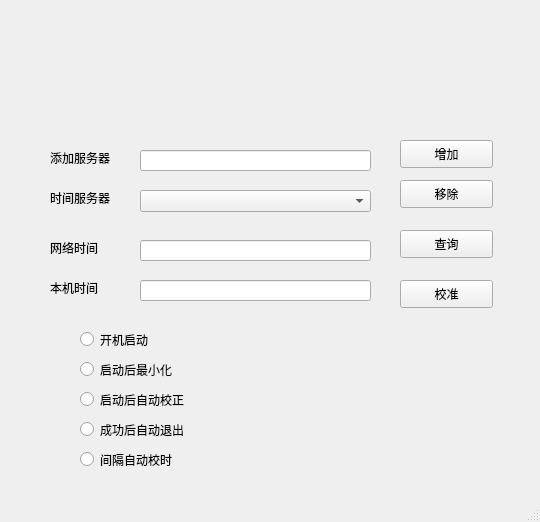
Before: the Qt Designer form mainwindow.ui in yuexiadudiao/ETNetTime, drawn with Qt 5.
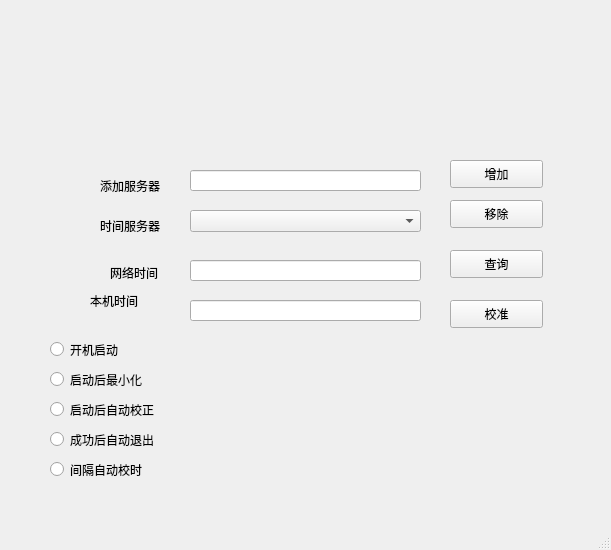
After: the same form once the commit is applied. Icons and pictures are not drawn.

```diff
--- a/mainwindow.ui
+++ b/mainwindow.ui
@@ -9,8 +9,8 @@
    <rect>
     <x>0</x>
     <y>0</y>
-    <width>540</width>
-    <height>522</height>
+    <width>611</width>
+    <height>550</height>
    </rect>
   </property>
   <property name="mouseTracking">
@@ -23,37 +23,11 @@
    <string>ET外星人自动校时</string>
   </property>
   <widget class="QWidget" name="centralWidget">
-   <widget class="QLabel" name="label">
-    <property name="geometry">
-     <rect>
-      <x>50</x>
-      <y>240</y>
-      <width>72</width>
-      <height>15</height>
-     </rect>
-    </property>
-    <property name="text">
-     <string>网络时间</string>
-    </property>
-   </widget>
-   <widget class="QLabel" name="label_2">
-    <property name="geometry">
-     <rect>
-      <x>50</x>
-      <y>280</y>
-      <width>72</width>
-      <height>15</height>
-     </rect>
-    </property>
-    <property name="text">
-     <string>本机时间</string>
-    </property>
-   </widget>
    <widget class="QPushButton" name="pushButton">
     <property name="geometry">
      <rect>
-      <x>400</x>
-      <y>230</y>
+      <x>450</x>
+      <y>250</y>
       <width>93</width>
       <height>28</height>
      </rect>
@@ -65,8 +39,8 @@
    <widget class="QPushButton" name="pushButton_2">
     <property name="geometry">
      <rect>
-      <x>400</x>
-      <y>280</y>
+      <x>450</x>
+      <y>300</y>
       <width>93</width>
       <height>28</height>
      </rect>
@@ -75,37 +49,11 @@
      <string>校准</string>
     </property>
    </widget>
-   <widget class="QLabel" name="label_3">
-    <property name="geometry">
-     <rect>
-      <x>50</x>
-      <y>190</y>
-      <width>72</width>
-      <height>15</height>
-     </rect>
-    </property>
-    <property name="text">
-     <string>时间服务器</string>
-    </property>
-   </widget>
-   <widget class="QLabel" name="label_4">
-    <property name="geometry">
-     <rect>
-      <x>50</x>
-      <y>150</y>
-      <width>72</width>
-      <height>15</height>
-     </rect>
-    </property>
-    <property name="text">
-     <string>添加服务器</string>
-    </property>
-   </widget>
    <widget class="QLineEdit" name="lineEdit">
     <property name="geometry">
      <rect>
-      <x>140</x>
-      <y>150</y>
+      <x>190</x>
+      <y>170</y>
       <width>231</width>
       <height>21</height>
      </rect>
@@ -117,8 +65,8 @@
    <widget class="QComboBox" name="comboBox">
     <property name="geometry">
      <rect>
-      <x>140</x>
-      <y>190</y>
+      <x>190</x>
+      <y>210</y>
       <width>231</width>
       <height>22</height>
      </rect>
@@ -127,8 +75,8 @@
    <widget class="QPushButton" name="pushButton_3">
     <property name="geometry">
      <rect>
-      <x>400</x>
-      <y>140</y>
+      <x>450</x>
+      <y>160</y>
       <width>93</width>
       <height>28</height>
      </rect>
@@ -140,8 +88,8 @@
    <widget class="QPushButton" name="pushButton_4">
     <property name="geometry">
      <rect>
-      <x>400</x>
-      <y>180</y>
+      <x>450</x>
+      <y>200</y>
       <width>93</width>
       <height>28</height>
      </rect>
@@ -153,10 +101,10 @@
    <widget class="QLabel" name="label_5">
     <property name="geometry">
      <rect>
-      <x>150</x>
+      <x>180</x>
       <y>0</y>
-      <width>221</width>
-      <height>121</height>
+      <width>251</width>
+      <height>141</height>
      </rect>
     </property>
     <property name="text">
@@ -172,8 +120,8 @@
    <widget class="QLineEdit" name="lineEdit_2">
     <property name="geometry">
      <rect>
-      <x>140</x>
-      <y>240</y>
+      <x>190</x>
+      <y>260</y>
       <width>231</width>
       <height>21</height>
      </rect>
@@ -185,8 +133,8 @@
    <widget class="QLineEdit" name="lineEdit_3">
     <property name="geometry">
      <rect>
-      <x>140</x>
-      <y>280</y>
+      <x>190</x>
+      <y>300</y>
       <width>231</width>
       <height>21</height>
      </rect>
@@ -198,8 +146,8 @@
    <widget class="QRadioButton" name="radioButton">
     <property name="geometry">
      <rect>
-      <x>80</x>
-      <y>330</y>
+      <x>50</x>
+      <y>340</y>
       <width>115</width>
       <height>19</height>
      </rect>
@@ -211,8 +159,8 @@
    <widget class="QRadioButton" name="radioButton_2">
     <property name="geometry">
      <rect>
-      <x>80</x>
-      <y>360</y>
+      <x>50</x>
+      <y>370</y>
       <width>115</width>
       <height>19</height>
      </rect>
@@ -224,8 +172,8 @@
    <widget class="QRadioButton" name="radioButton_3">
     <property name="geometry">
      <rect>
-      <x>80</x>
-      <y>390</y>
+      <x>50</x>
+      <y>400</y>
       <width>115</width>
       <height>19</height>
      </rect>
@@ -237,8 +185,8 @@
    <widget class="QRadioButton" name="radioButton_4">
     <property name="geometry">
      <rect>
-      <x>80</x>
-      <y>420</y>
+      <x>50</x>
+      <y>430</y>
       <width>115</width>
       <height>19</height>
      </rect>
@@ -250,8 +198,8 @@
    <widget class="QRadioButton" name="radioButton_5">
     <property name="geometry">
      <rect>
-      <x>80</x>
-      <y>450</y>
+      <x>50</x>
+      <y>460</y>
       <width>115</width>
       <height>19</height>
      </rect>
@@ -260,6 +208,96 @@
      <string>间隔自动校时</string>
     </property>
    </widget>
+   <widget class="QLabel" name="label_4">
+    <property name="geometry">
+     <rect>
+      <x>100</x>
+      <y>170</y>
+      <width>99</width>
+      <height>32</height>
+     </rect>
+    </property>
+    <property name="text">
+     <string>添加服务器</string>
+    </property>
+   </widget>
+   <widget class="QLabel" name="label">
+    <property name="geometry">
+     <rect>
+      <x>110</x>
+      <y>250</y>
+      <width>99</width>
+      <height>45</height>
+     </rect>
+    </property>
+    <property name="text">
+     <string>网络时间</string>
+    </property>
+   </widget>
+   <widget class="QLabel" name="label_3">
+    <property name="geometry">
+     <rect>
+      <x>100</x>
+      <y>190</y>
+      <width>99</width>
+      <height>71</height>
+     </rect>
+    </property>
+    <property name="text">
+     <string>时间服务器</string>
+    </property>
+   </widget>
+   <widget class="QLabel" name="label_2">
+    <property name="geometry">
+     <rect>
+      <x>90</x>
+      <y>280</y>
+      <width>99</width>
+      <height>41</height>
+     </rect>
+    </property>
+    <property name="text">
+     <string>本机时间</string>
+    </property>
+   </widget>
+   <widget class="QLabel" name="label_6">
+    <property name="geometry">
+     <rect>
+      <x>0</x>
+      <y>0</y>
+      <width>181</width>
+      <height>141</height>
+     </rect>
+    </property>
+    <property name="text">
+     <string/>
+    </property>
+    <property name="pixmap">
+     <pixmap resource="nt.qrc">:/resource/boy.jpg</pixmap>
+    </property>
+    <property name="scaledContents">
+     <bool>true</bool>
+    </property>
+   </widget>
+   <widget class="QLabel" name="label_7">
+    <property name="geometry">
+     <rect>
+      <x>430</x>
+      <y>0</y>
+      <width>181</width>
+      <height>141</height>
+     </rect>
+    </property>
+    <property name="text">
+     <string/>
+    </property>
+    <property name="pixmap">
+     <pixmap resource="nt.qrc">:/resource/girl.jpg</pixmap>
+    </property>
+    <property name="scaledContents">
+     <bool>true</bool>
+    </property>
+   </widget>
   </widget>
   <widget class="QMenuBar" name="menuBar">
    <property name="geometry">
```
Left out of the diff: 2 changed lines with no effect on the pictures.
